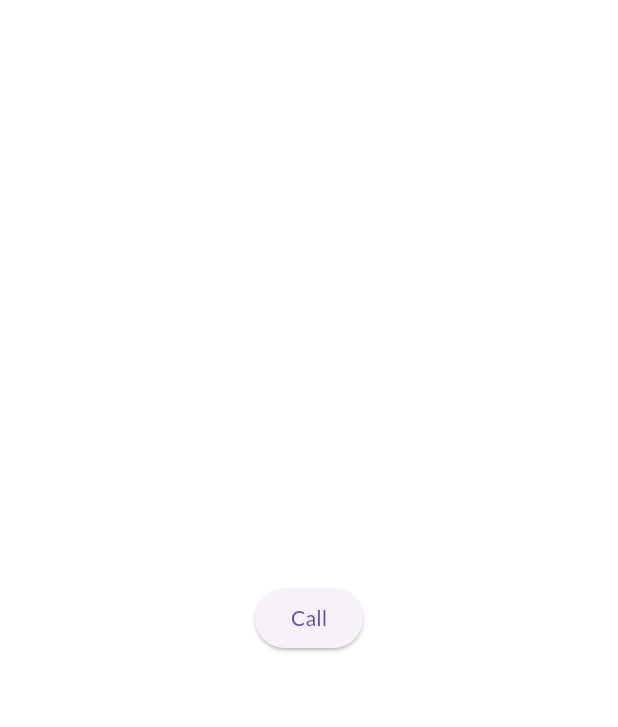
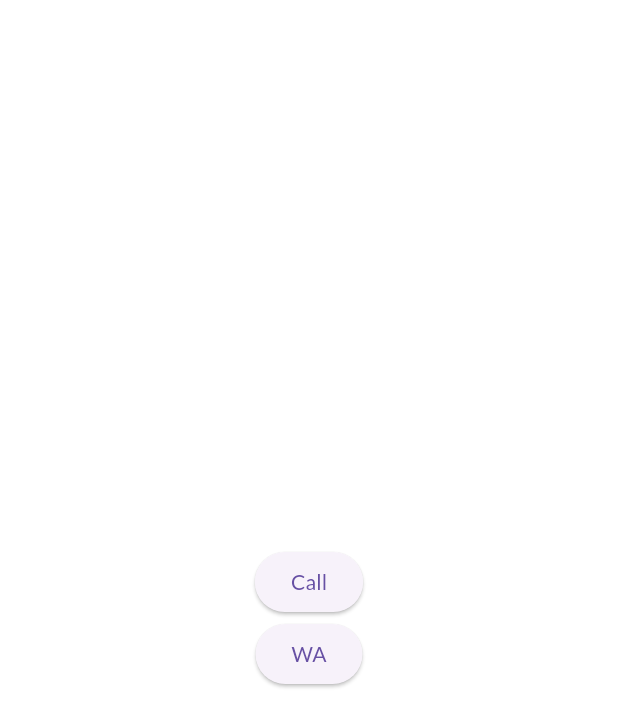
Before and after one commit to faaiiisssaal/mobile_apps, a Flutter app: the HotlinePage screen opened directly, after a tap on "Call", on a phone screen of 412 x 824 dp. Shown: the top 727 px of the screen. Run offline on Flutter 3.47's test engine with Material 3 defaults, Android fonts, the phone set to English and light mode, and no system bars; our stand-ins replace dots_indicator, flutter_image_slideshow, google_fonts, local_auth, package_info, page_transition and 1 more; missing offline and left inert: qr_code_scanner; accounts and stored records are empty.

Commit message:
LAST COMMIT 23/01

```diff
--- a/lib/feature/auth/presentation/pages/user/peserta/content/hotline.dart
+++ b/lib/feature/auth/presentation/pages/user/peserta/content/hotline.dart
@@ -1,3 +1,6 @@
+import 'dart:io';
+
+import 'package:flutter/foundation.dart';
 import 'package:flutter/material.dart';
 import 'package:url_launcher/url_launcher.dart' as launcher;
 import 'package:url_launcher/url_launcher.dart';
@@ -12,13 +15,34 @@ class HotlinePage extends StatelessWidget {
         path: contactNumber
     );
     try {
-      if (await launcher.canLaunchUrl(phoneUri.toString() as Uri)) {
-        await launchUrl(phoneUri.toString() as Uri);
+      if (await launcher.canLaunchUrl(phoneUri)) {
+        await launchUrl(phoneUri);
       }
     } catch (error) {
       throw("Cannot dial");
     }
   }
+
+  Future<void> whatsapp() async{
+    var contact = "+6281314937905";
+    var androidUrl = "whatsapp://send?phone=$contact&text=Hi, I need some help";
+    var iosUrl = "https://wa.me/$contact?text=${Uri.parse('Hi, I need some help')}";
+
+    try{
+      if(Platform.isIOS){
+        await launchUrl(Uri.parse(iosUrl));
+      }
+      else{
+        await launchUrl(Uri.parse(androidUrl));
+      }
+    } on Exception{
+      if (kDebugMode) {
+        print('WhatsApp is not installed.');
+      }
+    }
+  }
+
+
 
   @override
   Widget build(BuildContext context) {
@@ -26,11 +50,22 @@ class HotlinePage extends StatelessWidget {
       body: Container(
         color: Colors.white, // Set the background color
         child: Center(
-          child: ElevatedButton(
-            onPressed: () async {
-              launchPhoneDialer("+62-813-1493-7905");
-            },
-            child: const Text('Call'),
+          child: Column(
+            mainAxisAlignment: MainAxisAlignment.center,
+            children: [
+              ElevatedButton(
+                onPressed: () async {
+                  launchPhoneDialer("+6281314937905");
+                },
+                child: const Text('Call'),
+              ),
+              ElevatedButton(
+                onPressed: () async {
+                  whatsapp();
+                },
+                child: const Text('WA'),
+              ),
+            ],
           ),
         ),
       ),
```
